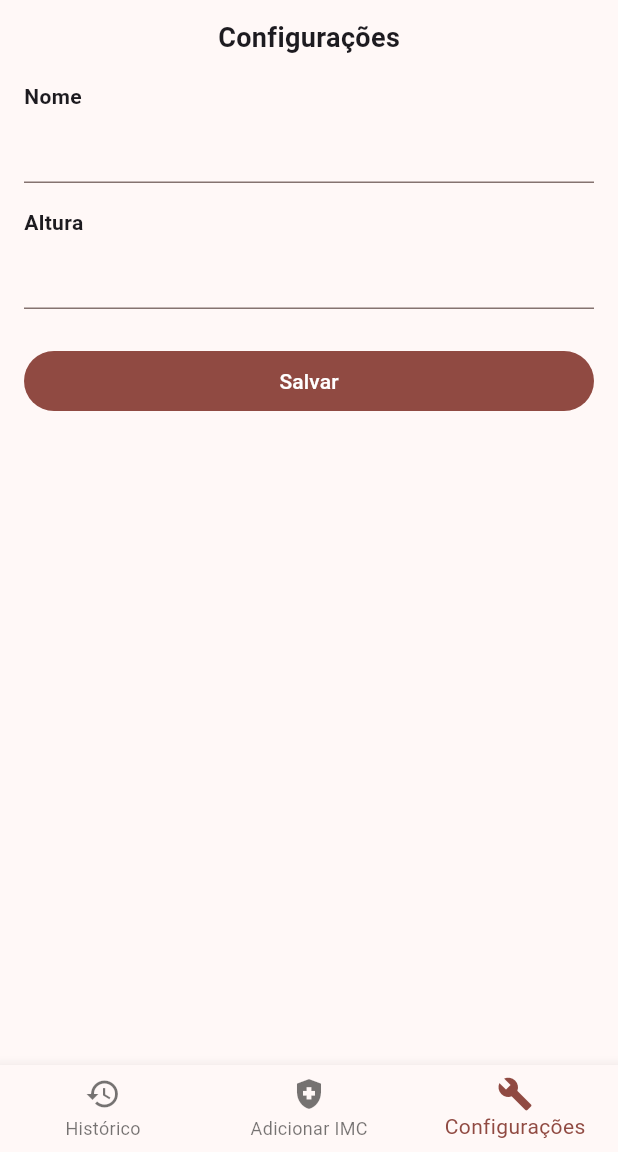
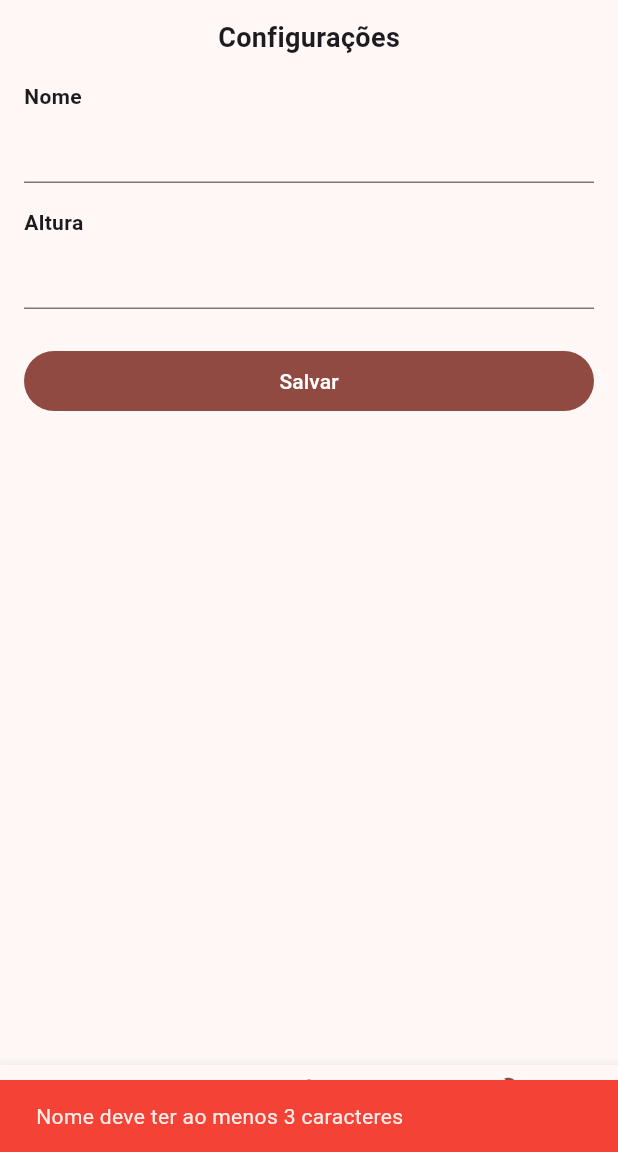
Before and after one commit to rodolfoHOk/dio.imc-flutter, a Flutter app: the screen it shows after launch, item 3 of the bottom bar chosen, after a tap on "Salvar", on a phone screen of 412 x 824 dp, the part 84-1236 px from its top. Run offline on Flutter 3.47's test engine with Material 3 defaults, Android fonts, the phone set to English and light mode, and no system bars; our stand-ins replace google_fonts, hive; accounts and stored records are empty; statements that could not run were skipped.

Commit message:
feat: persist and get data in configuration page

```diff
--- a/lib/pages/configuration_page.dart
+++ b/lib/pages/configuration_page.dart
@@ -1,7 +1,11 @@
 import 'package:flutter/material.dart';
+import 'package:imc_flutter/model/configuration_model.dart';
+import 'package:imc_flutter/repositories/configuration_repository.dart';
 
 class ConfigurationPage extends StatefulWidget {
-  const ConfigurationPage({super.key});
+  final PageController pageController;
+
+  const ConfigurationPage({super.key, required this.pageController});
 
   @override
   State<ConfigurationPage> createState() => _ConfigurationPageState();
@@ -10,6 +14,23 @@ class ConfigurationPage extends StatefulWidget {
 class _ConfigurationPageState extends State<ConfigurationPage> {
   TextEditingController nameController = TextEditingController(text: "");
   TextEditingController heightController = TextEditingController(text: "");
+
+  late ConfigurationRepository configurationRepository;
+  ConfigurationModel? configurationModel;
+
+  void initData() async {
+    configurationRepository = await ConfigurationRepository.load();
+    configurationModel = configurationRepository.getData();
+    nameController.text = configurationModel?.name ?? "";
+    heightController.text = configurationModel?.height.toString() ?? "";
+    setState(() {});
+  }
+
+  @override
+  void initState() {
+    super.initState();
+    initData();
+  }
 
   @override
   Widget build(BuildContext context) {
@@ -41,7 +62,30 @@ class _ConfigurationPageState extends State<ConfigurationPage> {
             controller: heightController,
           ),
           const SizedBox(height: 24),
-          FilledButton(onPressed: () {}, child: const Text('Salvar'))
+          FilledButton(
+              onPressed: () {
+                if (nameController.text.trim().length < 3) {
+                  ScaffoldMessenger.of(context).showSnackBar(const SnackBar(
+                      content: Text("Nome deve ter ao menos 3 caracteres"),
+                      backgroundColor: Colors.red));
+                  return;
+                }
+                var name = nameController.text;
+
+                var height = double.tryParse(heightController.text);
+                if (height == null) {
+                  ScaffoldMessenger.of(context).showSnackBar(const SnackBar(
+                      content: Text("Altura inválida"),
+                      backgroundColor: Colors.red));
+                  return;
+                }
+
+                var configuration = ConfigurationModel.create(name, height);
+                configurationRepository.save(configuration);
+
+                widget.pageController.jumpToPage(0);
+              },
+              child: const Text('Salvar'))
         ],
       ),
     );
--- a/lib/pages/main_page.dart
+++ b/lib/pages/main_page.dart
@@ -41,7 +41,9 @@ class _MainPageState extends State<MainPage> {
                 AddIMCPage(
                   pageController: pageController,
                 ),
-                const ConfigurationPage(),
+                ConfigurationPage(
+                  pageController: pageController,
+                ),
               ],
             )),
             BottomNavigationBar(
```
